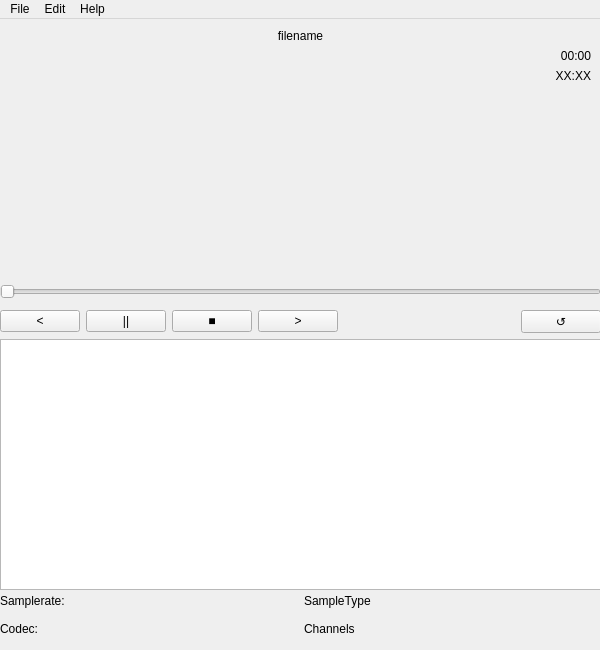
Qt form src/PAW_GUI/main_paw_widget.ui (loh1naalt/PerfectAudioWorks) before a commit.
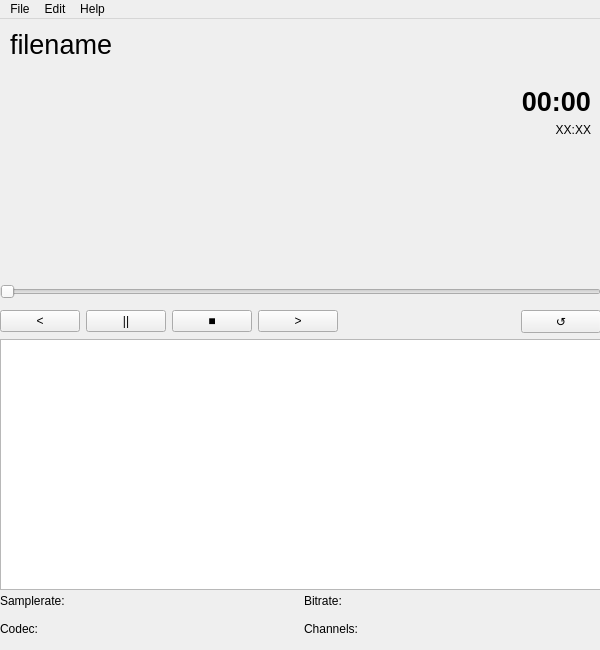
The same form after that commit.

What changed in the file:
```diff
--- a/src/PAW_GUI/main_paw_widget.ui
+++ b/src/PAW_GUI/main_paw_widget.ui
@@ -115,27 +115,13 @@
     </property>
     <layout class="QGridLayout" name="gridLayout_2">
      <item row="2" column="1">
-      <widget class="QLabel" name="TotalFileDuration">
-       <property name="text">
-        <string>XX:XX</string>
-       </property>
-       <property name="alignment">
-        <set>Qt::AlignmentFlag::AlignRight|Qt::AlignmentFlag::AlignTrailing|Qt::AlignmentFlag::AlignVCenter</set>
-       </property>
-      </widget>
-     </item>
-     <item row="0" column="1">
-      <widget class="QLabel" name="Filename">
-       <property name="text">
-        <string>filename</string>
-       </property>
-       <property name="alignment">
-        <set>Qt::AlignmentFlag::AlignCenter</set>
-       </property>
-      </widget>
-     </item>
-     <item row="1" column="1">
       <widget class="QLabel" name="CurrentFileDuration">
+       <property name="font">
+        <font>
+         <pointsize>20</pointsize>
+         <bold>true</bold>
+        </font>
+       </property>
        <property name="text">
         <string>00:00</string>
        </property>
@@ -147,7 +133,7 @@
        </property>
       </widget>
      </item>
-     <item row="3" column="1">
+     <item row="4" column="1">
       <spacer name="verticalSpacer">
        <property name="orientation">
         <enum>Qt::Orientation::Vertical</enum>
@@ -160,6 +146,45 @@
        </property>
       </spacer>
      </item>
+     <item row="3" column="1">
+      <widget class="QLabel" name="TotalFileDuration">
+       <property name="text">
+        <string>XX:XX</string>
+       </property>
+       <property name="alignment">
+        <set>Qt::AlignmentFlag::AlignRight|Qt::AlignmentFlag::AlignTrailing|Qt::AlignmentFlag::AlignVCenter</set>
+       </property>
+      </widget>
+     </item>
+     <item row="0" column="1">
+      <widget class="QLabel" name="Filename">
+       <property name="font">
+        <font>
+         <pointsize>20</pointsize>
+         <italic>false</italic>
+         <bold>false</bold>
+         <underline>false</underline>
+         <strikeout>false</strikeout>
+        </font>
+       </property>
+       <property name="text">
+        <string>filename</string>
+       </property>
+       <property name="alignment">
+        <set>Qt::AlignmentFlag::AlignLeading|Qt::AlignmentFlag::AlignLeft|Qt::AlignmentFlag::AlignVCenter</set>
+       </property>
+       <property name="margin">
+        <number>10</number>
+       </property>
+      </widget>
+     </item>
+     <item row="1" column="1">
+      <widget class="QLabel" name="Artist">
+       <property name="text">
+        <string/>
+       </property>
+      </widget>
+     </item>
     </layout>
    </widget>
    <widget class="QWidget" name="verticalLayoutWidget">
@@ -197,7 +222,7 @@
      <item row="0" column="2">
       <widget class="QLabel" name="label_3">
        <property name="text">
-        <string>SampleType</string>
+        <string>Bitrate:</string>
        </property>
       </widget>
      </item>
@@ -218,7 +243,7 @@
      <item row="1" column="2">
       <widget class="QLabel" name="label_4">
        <property name="text">
-        <string>Channels</string>
+        <string>Channels:</string>
        </property>
       </widget>
      </item>
```
Left out of the diff: 6 changed lines with no effect on the pictures.
